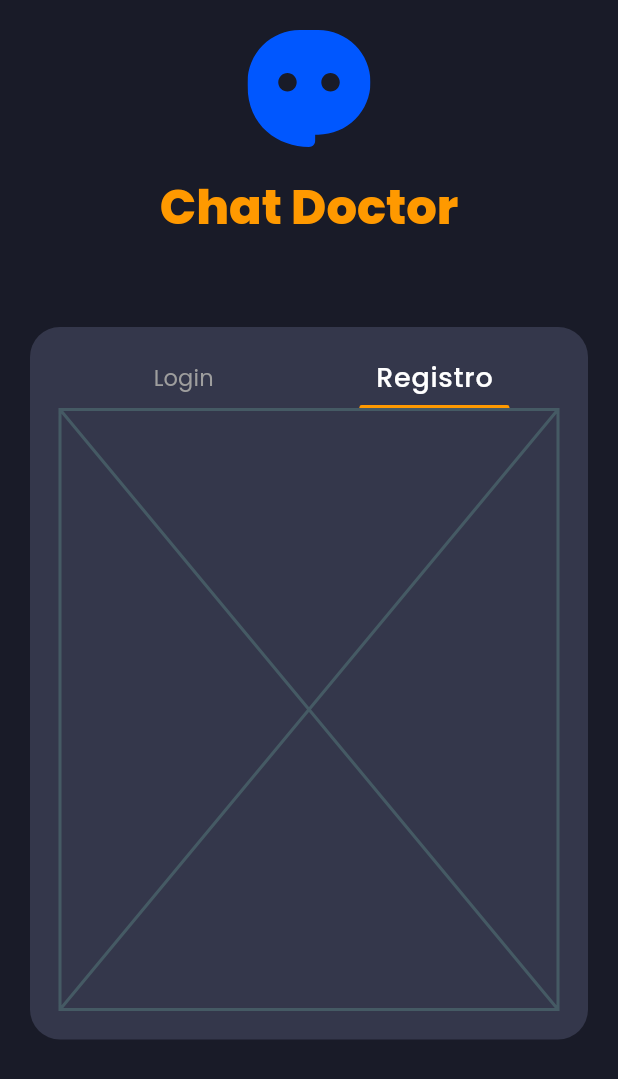
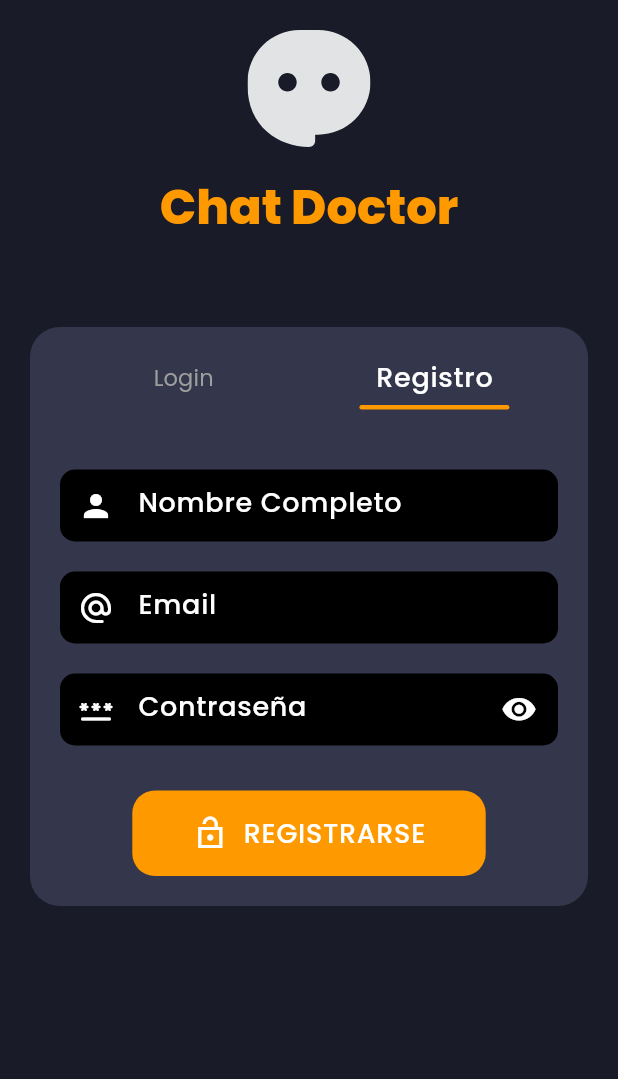
Before and after one commit to mariquenaallosa/chat-doctor, a Flutter app: the AuthPage screen opened by its route, after a tap on "Registro", on a phone screen of 412 x 824 dp. Shown: the top 1079 px of the screen. Run offline on Flutter 3.47's test engine with Material 3 defaults, Android fonts, the phone set to English and light mode, and no system bars; our stand-ins replace flutter_svg, get, slide_to_act.

Commit message:
feat: loginForm, signForm, Home

```diff
--- a/lib/config/page_path.dart
+++ b/lib/config/page_path.dart
@@ -1,9 +1,13 @@
 import 'package:app_social/pages/auth/auth_page.dart';
+import 'package:app_social/pages/homePage/home_page.dart';
 import 'package:get/get.dart';
 
 
 var pagePath = [
 GetPage(
   name: "/auth", page: ()=> const AuthPage(), transition: Transition.rightToLeft
-  )
+  ),
+  GetPage(
+  name: "/home", page: ()=> const HomePage(), transition: Transition.circularReveal
+  ),
 ];
--- a/lib/main.dart
+++ b/lib/main.dart
@@ -1,5 +1,6 @@
 import 'package:app_social/config/page_path.dart';
 import 'package:app_social/config/themes.dart';
+import 'package:app_social/pages/homePage/home_page.dart';
 import 'package:app_social/pages/welcome/welcome_page.dart';
 import 'package:flutter/material.dart';
 import 'package:get/get.dart';
--- a/lib/pages/auth/widget/auth_body.dart
+++ b/lib/pages/auth/widget/auth_body.dart
@@ -11,7 +11,7 @@ class AuthPageBody extends StatelessWidget {
   Widget build(BuildContext context) {
     RxBool isLogin = true.obs;
     return Container(
-      padding: EdgeInsets.all(20),
+      padding: const EdgeInsets.all(20),
       decoration: BoxDecoration(
         borderRadius: BorderRadius.circular(20),
         color: Theme.of(context).colorScheme.primaryContainer,
@@ -41,9 +41,9 @@ class AuthPageBody extends StatelessWidget {
                                     ? Theme.of(context).textTheme.bodyLarge
                                     : Theme.of(context).textTheme.labelLarge,
                               ),
-                              SizedBox(height: 5),
+                              const SizedBox(height: 5),
                               AnimatedContainer(
-                                duration: Duration(milliseconds: 200),
+                                duration: const Duration(milliseconds: 200),
                                 width: isLogin.value ? 100 : 0,
                                 height: 3,
                                 decoration: BoxDecoration(
@@ -57,10 +57,10 @@ class AuthPageBody extends StatelessWidget {
                       ),
                       InkWell(
                           splashColor: Colors.transparent,
-          highlightColor: Colors.transparent,
-                        onTap: () {
+                          highlightColor: Colors.transparent,
+                          onTap: () {
                           isLogin.value = false;
-                        },
+                          },
                         child: SizedBox(
                           width: MediaQuery.sizeOf(context).width / 2.5,
                           child: Column(
@@ -73,7 +73,7 @@ class AuthPageBody extends StatelessWidget {
                               ),
                               const SizedBox(height: 5),
                               AnimatedContainer(
-                                duration: Duration(milliseconds: 200),
+                                duration: const Duration(milliseconds: 200),
                                 width: isLogin.value ? 0 : 100,
                                 height: 3,
                                 decoration: BoxDecoration(
--- a/lib/pages/auth/widget/login_form.dart
+++ b/lib/pages/auth/widget/login_form.dart
@@ -1,8 +1,25 @@
 import 'package:app_social/widget/primary_button.dart';
 import 'package:flutter/material.dart';
+import 'package:get/get.dart';
 
-class LoginForm extends StatelessWidget {
+class LoginForm extends StatefulWidget {
   const LoginForm({super.key});
+
+  @override
+  State<LoginForm> createState() => _LoginFormState();
+}
+
+class _LoginFormState extends State<LoginForm> {
+  final textFieldFocusNode = FocusNode();
+  bool _obscured = true;
+
+   void _toggleObscured() {
+    setState(() {
+      _obscured = !_obscured;
+      if (textFieldFocusNode.hasPrimaryFocus) return; // If focus is on text field, dont unfocus
+      textFieldFocusNode.canRequestFocus = false;     // Prevents focus if tap on eye
+    });
+    }
 
   @override
   Widget build(BuildContext context) {
@@ -12,24 +29,47 @@ class LoginForm extends StatelessWidget {
         TextField(
           decoration: InputDecoration(
             hintText: "Email",
-            prefixIcon: Icon(Icons.alternate_email_rounded),
+            prefixIcon: const Icon(Icons.alternate_email_rounded),
             fillColor: Theme.of(context).colorScheme.onSecondary,
             filled: true
 
           ),
         ),
-        SizedBox(height: 20,),
+        const SizedBox(height: 20,),
           TextField(
+            obscureText: _obscured,
           decoration: InputDecoration(
             hintText: "Contraseña",
-            prefixIcon: Icon(Icons.password_rounded),
+            prefixIcon: const Icon(Icons.password_rounded),
             fillColor: Theme.of(context).colorScheme.onSecondary,
-            filled: true
+            filled: true,
+            suffixIcon: Padding(
+              padding: const EdgeInsets.fromLTRB(0, 0, 4, 0),
+              child: GestureDetector(
+                onTap: _toggleObscured,
+                child: Icon(
+                _obscured
+                  ? Icons.visibility_rounded
+                  : Icons.visibility_off_rounded,
+                size: 24,
+                )
+                )
+            )
 
           ),
         ),
-        SizedBox(height: 15,),
-        PrimaryButton(btnName: "LOGIN",icon: Icons.lock_open_sharp,)
+        const SizedBox(height: 30,),
+        Row(
+          mainAxisAlignment: MainAxisAlignment.center,
+          children: [
+            PrimaryButton(
+              ontap: () {
+                Get.offAllNamed("/home");
+              },
+              btnName: "LOGIN",icon: Icons.lock_open_sharp,),
+
+          ],
+        )
       ],
     );
   }
--- a/lib/pages/auth/widget/signup_form.dart
+++ b/lib/pages/auth/widget/signup_form.dart
@@ -1,10 +1,88 @@
+import 'package:app_social/widget/primary_button.dart';
 import 'package:flutter/material.dart';
+import 'package:get/get.dart';
+import 'package:get/get_core/src/get_main.dart';
 
-class SignupForm extends StatelessWidget {
+class SignupForm extends StatefulWidget {
   const SignupForm({super.key});
 
   @override
+  State<SignupForm> createState() => _SignupFormState();
+}
+
+class _SignupFormState extends State<SignupForm> {
+  final textFieldFocusNode = FocusNode();
+  bool _obscured = true;
+
+   void _toggleObscured() {
+    setState(() {
+      _obscured = !_obscured;
+      if (textFieldFocusNode.hasPrimaryFocus) return; // If focus is on text field, dont unfocus
+      textFieldFocusNode.canRequestFocus = false;     // Prevents focus if tap on eye
+    });
+    }
+  @override
   Widget build(BuildContext context) {
-    return const Placeholder();
+
+    return Column(
+      children: [
+        const SizedBox(height: 40,),
+          TextField(
+          decoration: InputDecoration(
+            hintText: "Nombre Completo",
+            prefixIcon: const Icon(Icons.person),
+            fillColor: Theme.of(context).colorScheme.onSecondary,
+            filled: true
+
+          ),
+        ),
+        const SizedBox(height: 20,),
+        TextField(
+          decoration: InputDecoration(
+            hintText: "Email",
+            prefixIcon: const Icon(Icons.alternate_email_rounded),
+            fillColor: Theme.of(context).colorScheme.onSecondary,
+            filled: true
+
+          ),
+        ),
+        const SizedBox(height: 20,),
+          TextField(
+            obscureText: _obscured,
+          decoration: InputDecoration(
+            hintText: "Contraseña",
+            prefixIcon: const Icon(Icons.password_rounded),
+            fillColor: Theme.of(context).colorScheme.onSecondary,
+            filled: true,
+            suffixIcon: Padding(
+              padding: const EdgeInsets.fromLTRB(0, 0, 4, 0),
+              child: GestureDetector(
+                onTap: _toggleObscured,
+                child: Icon(
+                _obscured
+                  ? Icons.visibility_rounded
+                  : Icons.visibility_off_rounded,
+                size: 24,
+                )
+                )
+            )
+
+          ),
+        ),
+        const SizedBox(height: 30,),
+        Row(
+          mainAxisAlignment: MainAxisAlignment.center,
+          children: [
+            PrimaryButton(
+              ontap: (){
+                Get.offAllNamed("/");
+              },
+              btnName: "REGISTRARSE",
+              icon: Icons.lock_open_sharp,),
+
+          ],
+        )
+      ],
+    );
   }
 }
--- a/lib/pages/welcome/widget/welcome_heading.dart
+++ b/lib/pages/welcome/widget/welcome_heading.dart
@@ -15,6 +15,7 @@ class WelcomeHeading extends StatelessWidget {
           children: [
             SvgPicture.asset(
               AssetsImages.appIconSVG,
+              colorFilter: const ColorFilter.mode( Color.fromARGB(255, 226, 227, 228), BlendMode.srcIn),
             ),
           ],
         ),
--- a/lib/pages/welcome/widget/welcome_slide.dart
+++ b/lib/pages/welcome/widget/welcome_slide.dart
@@ -13,9 +13,10 @@ class WelcomeSlide extends StatelessWidget {
     return SlideAction(
                 onSubmit: () {
                   Get.offAllNamed("/auth");
+                  return null;
                 },
                 sliderButtonIcon: SvgPicture.asset(AssetsImages.plugSVG, width: 20,),
-                submittedIcon: Container(
+                submittedIcon: SizedBox(
                   width: 25,
                   height:25,
                   child: SvgPicture.asset(
--- a/lib/widget/primary_button.dart
+++ b/lib/widget/primary_button.dart
@@ -2,27 +2,32 @@ import 'package:flutter/material.dart';
 class PrimaryButton extends StatelessWidget {
     final String btnName;
     final IconData icon;
+    final VoidCallback ontap;
   const PrimaryButton({
     super.key,
     required this.btnName,
-    required this.icon
+    required this.icon,
+    required this.ontap
   });
 
   @override
   Widget build(BuildContext context) {
-    return Container(
-      padding: EdgeInsets.all(15),
+    return InkWell(
+      onTap: ontap,
+      child: Container(
+        padding: const EdgeInsets.symmetric(horizontal: 40, vertical: 15),
         decoration:BoxDecoration(
           borderRadius: BorderRadius.circular(15),
-        color: Theme.of(context).colorScheme.primary
+          color: Theme.of(context).colorScheme.secondary
         ) ,
         child: Row(
           mainAxisAlignment: MainAxisAlignment.center,
           children: [
             Icon(icon),
-          SizedBox(width: 10,),
+            const SizedBox(width: 10,),
             Text(btnName, style: Theme.of(context).textTheme.bodyLarge,)
           ],
+        ),
       ),
     );
   }
--- a/pubspec.yaml
+++ b/pubspec.yaml
@@ -38,6 +38,7 @@ dependencies:
   flutter_svg: ^2.0.9 # For SVG
   slide_to_act: ^2.0.2 # For welcome slide
   get: ^4.6.6 # For Routing
+  passwordfield: ^0.2.0
 
 dev_dependencies:
   flutter_test:
```
Also changed, not shown: lib/pages/homePage/home_page.dart (+37 -6 lines), lib/pages/homePage/widget/tab_bar.dart (added, +25 -0 lines), pubspec.lock, 4 other files. Lines whose indentation alone changed are shown as unchanged.
